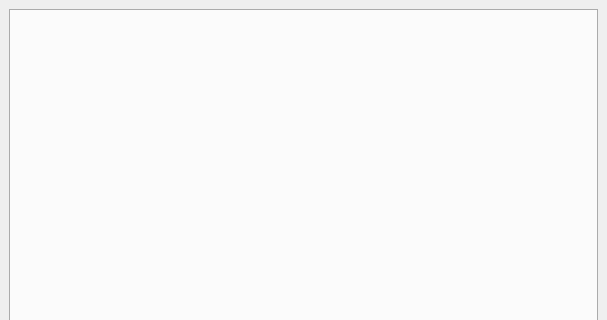
kushalkolar/MESmerize, file viewer/modules/stimmap_modules/main_widget.ui: the form before one commit; both pictures show x 0 to 607 and y 0 to 320 of the 607 by 500 pixel window.
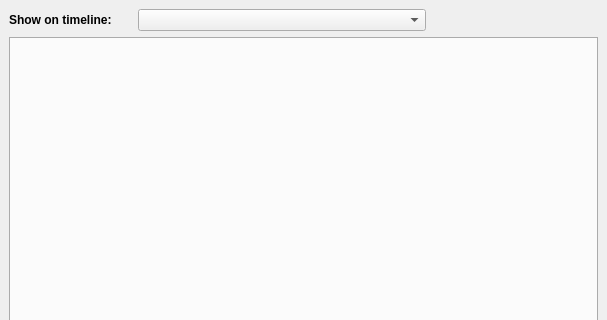
The form after the commit.

Commit message: New stimmap module works, along with displaying linear regions in viewer timeline

```diff
--- a/viewer/modules/stimmap_modules/main_widget.ui
+++ b/viewer/modules/stimmap_modules/main_widget.ui
@@ -18,28 +18,44 @@
   </property>
   <widget class="QWidget" name="dockWidgetContents">
    <layout class="QGridLayout" name="gridLayout">
-    <item row="0" column="0" colspan="5">
+    <item row="0" column="0" colspan="2">
+     <widget class="QLabel" name="label">
+      <property name="font">
+       <font>
+        <weight>75</weight>
+        <bold>true</bold>
+       </font>
+      </property>
+      <property name="text">
+       <string>Show on timeline: </string>
+      </property>
+     </widget>
+    </item>
+    <item row="0" column="2" colspan="2">
+     <widget class="QComboBox" name="comboBoxShowTimelineChoice"/>
+    </item>
+    <item row="1" column="0" colspan="6">
      <widget class="QTabWidget" name="tabWidget">
       <property name="currentIndex">
        <number>-1</number>
       </property>
      </widget>
     </item>
-    <item row="1" column="0">
+    <item row="2" column="0">
      <widget class="QPushButton" name="btnImport">
       <property name="text">
        <string>Import</string>
       </property>
      </widget>
     </item>
-    <item row="1" column="1">
+    <item row="2" column="1" colspan="2">
      <widget class="QPushButton" name="btnExport">
       <property name="text">
        <string>Export</string>
       </property>
      </widget>
     </item>
-    <item row="1" column="2">
+    <item row="2" column="3">
      <spacer name="horizontalSpacer">
       <property name="orientation">
        <enum>Qt::Horizontal</enum>
@@ -52,14 +68,14 @@
       </property>
      </spacer>
     </item>
-    <item row="1" column="3">
+    <item row="2" column="4">
      <widget class="QPushButton" name="btnCancel">
       <property name="text">
        <string>Cancel</string>
       </property>
      </widget>
     </item>
-    <item row="1" column="4">
+    <item row="2" column="5">
      <widget class="QPushButton" name="btnSetAllMaps">
       <property name="text">
        <string>Set all maps</string>
```
The commit also changes 11 other files.
